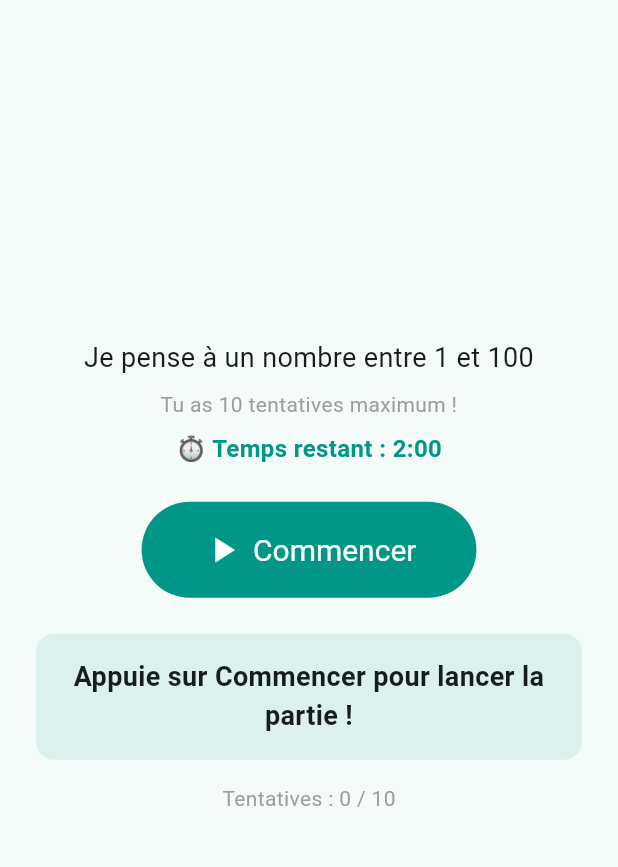
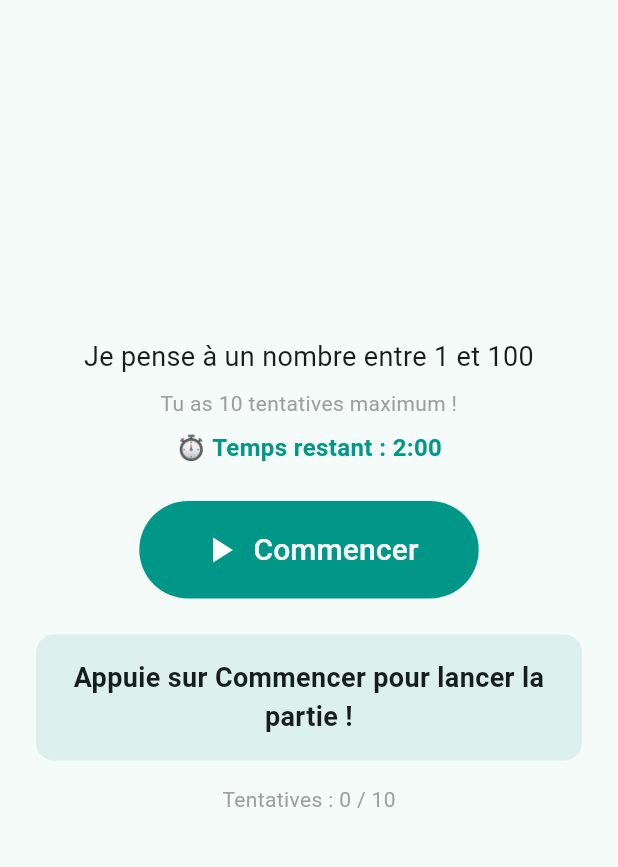
Before and after one commit to chrislove-josue/mon_app, a Flutter app: the screen it shows once a user with an empty profile is signed in, on a phone screen of 412 x 824 dp, the part 84-951 px from its top. Run offline on Flutter 3.47's test engine with Material 3 defaults, Android fonts, the phone set to English and light mode, and no system bars; our stand-ins replace cloud_firestore, firebase_auth, firebase_core, firebase_messaging; accounts and stored records are empty.

Commit message:
apk mis a jour (2 min, Commencer, streamBuilder, memoire)

```diff
--- a/lib/screens/game_page.dart
+++ b/lib/screens/game_page.dart
@@ -270,14 +270,16 @@ class _GameViewState extends State<_GameView> {
                   _demarrerChrono();
                 },
                 icon: const Icon(Icons.play_arrow, size: 28),
-                label: const Text('Commencer'),
+                label: const Text(
+                  'Commencer',
+                  style: TextStyle(fontSize: 20),
+                ),
                 style: FilledButton.styleFrom(
                   padding: const EdgeInsets.symmetric(
                     horizontal: 40,
                     vertical: 18,
                   ),
                   backgroundColor: Colors.teal,
-                  textStyle: const TextStyle(fontSize: 20),
                 ),
               ),
             ] else ...[
```
Also changed, not shown: lib/screens/memory_page.dart (+11 -3 lines), 2 other files.
